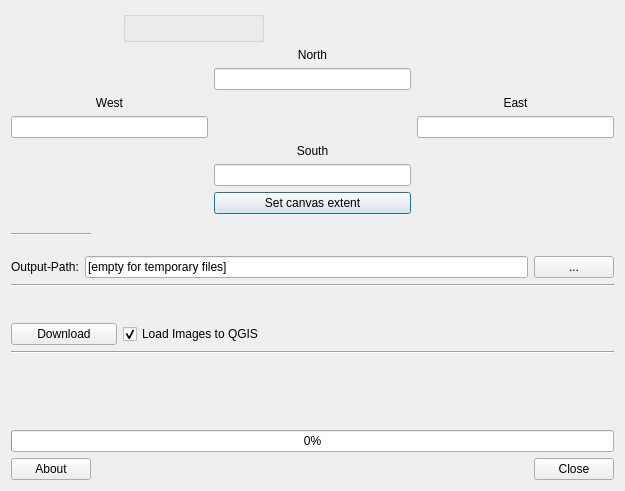
hdus/SRTM-Downloader, file srtm_downloader_dialog_base.ui: the form before one commit.
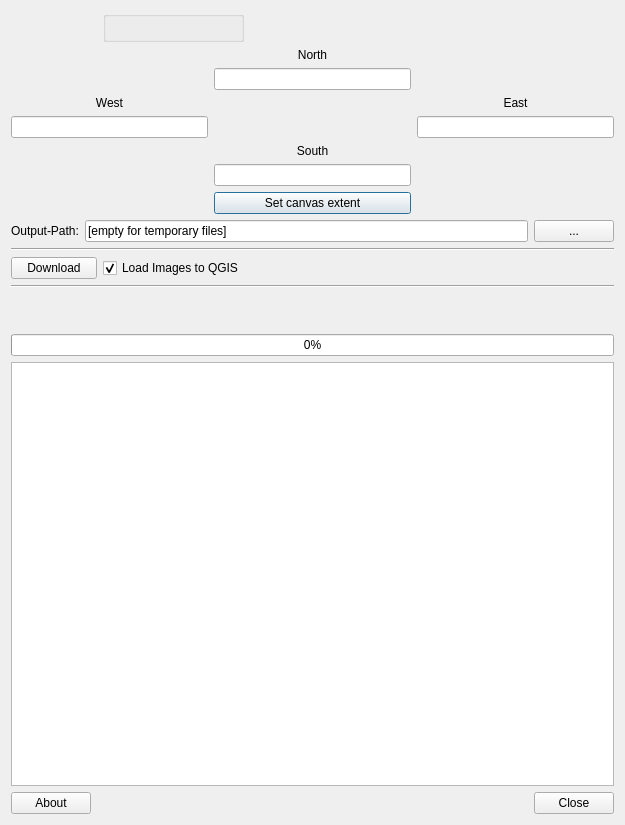
The form after the commit.

Commit message: tablewidget with download progress added

The edit to the form file:
```diff
--- a/srtm_downloader_dialog_base.ui
+++ b/srtm_downloader_dialog_base.ui
@@ -7,7 +7,7 @@
     <x>0</x>
     <y>0</y>
     <width>625</width>
-    <height>491</height>
+    <height>825</height>
    </rect>
   </property>
   <property name="sizePolicy">
@@ -113,13 +113,6 @@
      </item>
     </layout>
    </item>
-   <item row="3" column="0">
-    <widget class="Line" name="line">
-     <property name="orientation">
-      <enum>Qt::Horizontal</enum>
-     </property>
-    </widget>
-   </item>
    <item row="13" column="0">
     <widget class="QPushButton" name="btn_about">
      <property name="maximumSize">
@@ -143,14 +136,14 @@
      </property>
     </widget>
    </item>
-   <item row="5" column="0" colspan="4">
+   <item row="4" column="0" colspan="4">
     <widget class="Line" name="line_2">
      <property name="orientation">
       <enum>Qt::Horizontal</enum>
      </property>
     </widget>
    </item>
-   <item row="7" column="2">
+   <item row="5" column="2">
     <widget class="QCheckBox" name="chk_load_image">
      <property name="text">
       <string>Load Images to QGIS</string>
@@ -160,60 +153,37 @@
      </property>
     </widget>
    </item>
-   <item row="6" column="0">
-    <spacer name="verticalSpacer">
-     <property name="orientation">
-      <enum>Qt::Vertical</enum>
-     </property>
-     <property name="sizeHint" stdset="0">
-      <size>
-       <width>20</width>
-       <height>40</height>
-      </size>
-     </property>
-    </spacer>
-   </item>
-   <item row="7" column="0" colspan="2">
+   <item row="5" column="0" colspan="2">
     <widget class="QPushButton" name="btn_download">
      <property name="text">
       <string>Download</string>
      </property>
     </widget>
    </item>
-   <item row="3" column="1">
-    <spacer name="verticalSpacer_2">
-     <property name="orientation">
-      <enum>Qt::Vertical</enum>
-     </property>
-     <property name="sizeHint" stdset="0">
-      <size>
-       <width>20</width>
-       <height>40</height>
-      </size>
-     </property>
-    </spacer>
-   </item>
-   <item row="9" column="0">
+   <item row="7" column="0">
     <spacer name="verticalSpacer_4">
      <property name="orientation">
       <enum>Qt::Vertical</enum>
      </property>
+     <property name="sizeType">
+      <enum>QSizePolicy::Fixed</enum>
+     </property>
      <property name="sizeHint" stdset="0">
       <size>
        <width>20</width>
-       <height>40</height>
+       <height>20</height>
       </size>
      </property>
     </spacer>
    </item>
-   <item row="8" column="0" colspan="4">
+   <item row="6" column="0" colspan="4">
     <widget class="Line" name="line_3">
      <property name="orientation">
       <enum>Qt::Horizontal</enum>
      </property>
     </widget>
    </item>
-   <item row="4" column="0" colspan="4">
+   <item row="3" column="0" colspan="4">
     <layout class="QHBoxLayout" name="horizontalLayout">
      <item>
       <widget class="QLabel" name="label_5">
@@ -238,7 +208,7 @@
      </item>
     </layout>
    </item>
-   <item row="12" column="0" colspan="4">
+   <item row="11" column="0" colspan="4">
     <widget class="QProgressBar" name="overall_progressBar">
      <property name="value">
       <number>0</number>
@@ -252,11 +222,35 @@
      </property>
     </widget>
    </item>
-   <item row="11" column="0" colspan="4">
-    <widget class="QLabel" name="lbl_progress_values">
-     <property name="text">
-      <string/>
+   <item row="12" column="0" colspan="4">
+    <widget class="QTableWidget" name="tableWidget">
+     <property name="showGrid">
+      <bool>false</bool>
      </property>
+     <attribute name="horizontalHeaderVisible">
+      <bool>false</bool>
+     </attribute>
+     <attribute name="horizontalHeaderDefaultSectionSize">
+      <number>150</number>
+     </attribute>
+     <attribute name="horizontalHeaderHighlightSections">
+      <bool>false</bool>
+     </attribute>
+     <attribute name="horizontalHeaderMinimumSectionSize">
+      <number>50</number>
+     </attribute>
+     <attribute name="horizontalHeaderStretchLastSection">
+      <bool>true</bool>
+     </attribute>
+     <attribute name="verticalHeaderVisible">
+      <bool>false</bool>
+     </attribute>
+     <attribute name="verticalHeaderDefaultSectionSize">
+      <number>23</number>
+     </attribute>
+     <attribute name="verticalHeaderHighlightSections">
+      <bool>false</bool>
+     </attribute>
     </widget>
    </item>
   </layout>
```
The commit also changes 4 other files.
